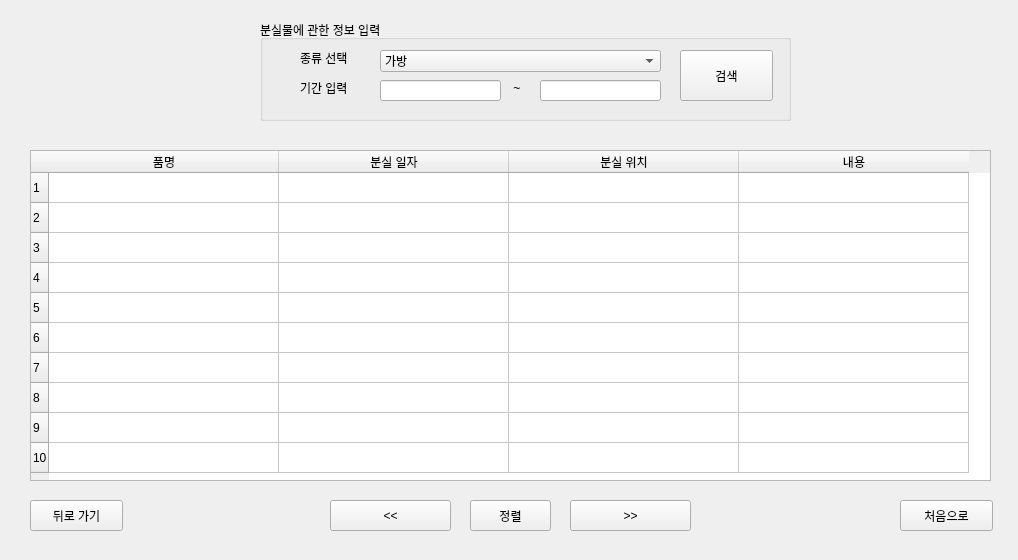
Qt form 개발 공간/ver.GUI/losts_kind_search_menu.ui (batherit/ScriptProject) before a commit.
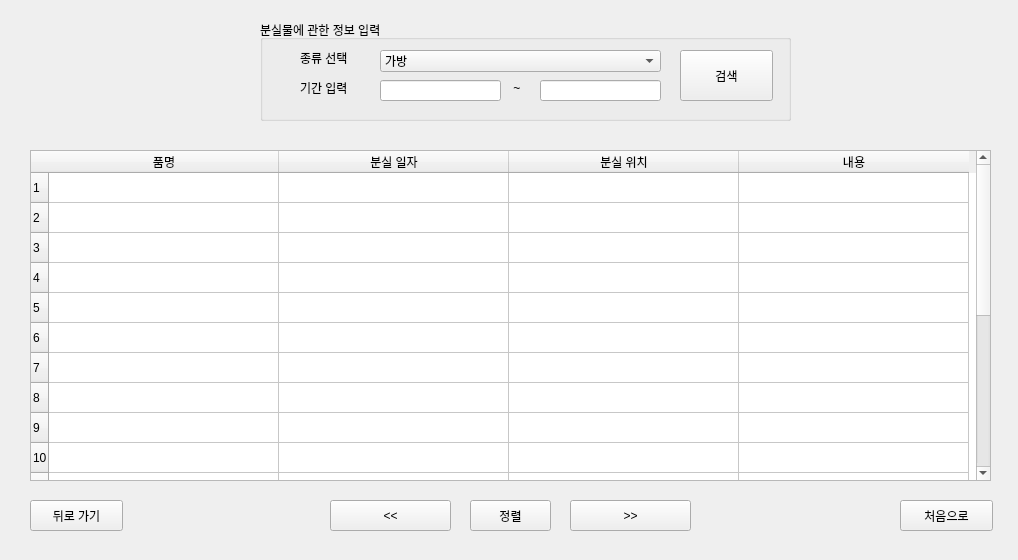
The same form after that commit.

```diff
--- a/개발 공간/ver.GUI/losts_kind_search_menu.ui
+++ b/개발 공간/ver.GUI/losts_kind_search_menu.ui
@@ -291,6 +291,56 @@
      <string>10</string>
     </property>
    </row>
+   <row>
+    <property name="text">
+     <string>11</string>
+    </property>
+   </row>
+   <row>
+    <property name="text">
+     <string>12</string>
+    </property>
+   </row>
+   <row>
+    <property name="text">
+     <string>13</string>
+    </property>
+   </row>
+   <row>
+    <property name="text">
+     <string>14</string>
+    </property>
+   </row>
+   <row>
+    <property name="text">
+     <string>15</string>
+    </property>
+   </row>
+   <row>
+    <property name="text">
+     <string>16</string>
+    </property>
+   </row>
+   <row>
+    <property name="text">
+     <string>17</string>
+    </property>
+   </row>
+   <row>
+    <property name="text">
+     <string>18</string>
+    </property>
+   </row>
+   <row>
+    <property name="text">
+     <string>19</string>
+    </property>
+   </row>
+   <row>
+    <property name="text">
+     <string>20</string>
+    </property>
+   </row>
    <column>
     <property name="text">
      <string>품명</string>
```
